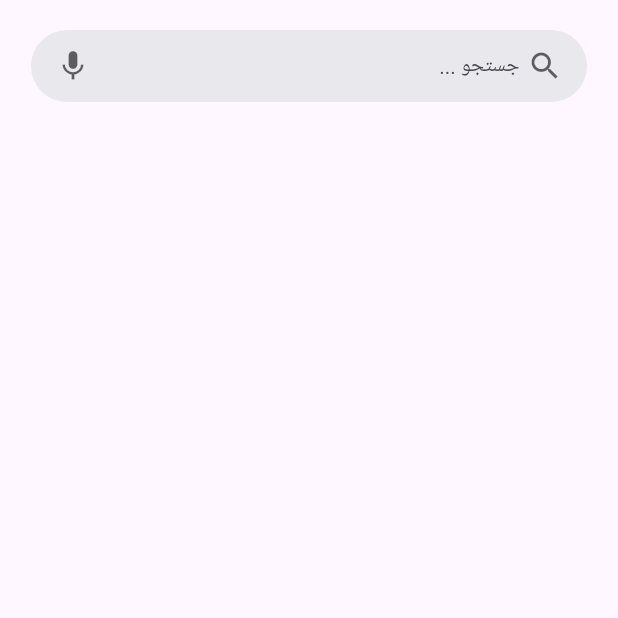
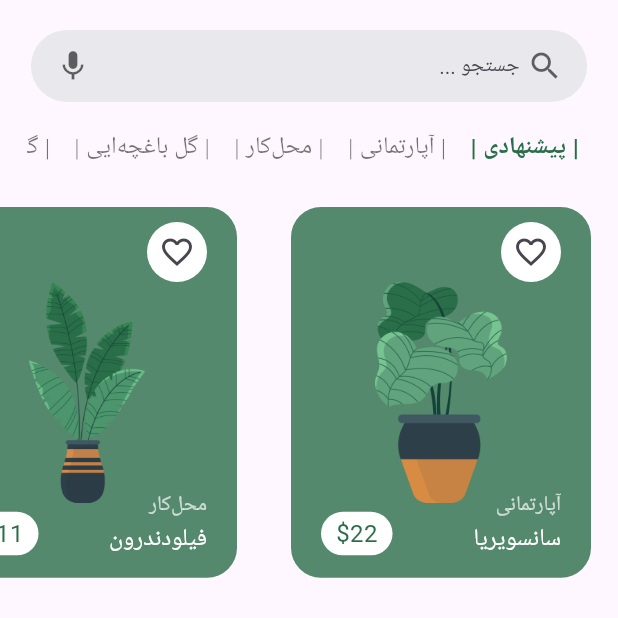
Before and after one commit to saeedgazeran/plant_app, a Flutter app: the HomePage screen opened directly, on a phone screen of 412 x 824 dp, the top half of it. Run offline on Flutter 3.47's test engine with Material 3 defaults, Android fonts, the phone set to English and light mode, and no system bars; our stand-ins replace animated_bottom_navigation_bar, page_transition; Roboto replaces fonts that are missing (bYekan, iranSans).

Commit message:
Edit home page

```diff
--- a/lib/screens/home_page.dart
+++ b/lib/screens/home_page.dart
@@ -1,5 +1,6 @@
 import 'package:flutter/material.dart';
 import 'package:plant_app/const/constants.dart';
+import 'package:plant_app/models/plant.dart';
 
 class HomePage extends StatefulWidget {
   const HomePage({super.key});
@@ -10,6 +11,11 @@ class HomePage extends StatefulWidget {
 
 class _HomePageState extends State<HomePage> {
   int selectedIndex = 0;
+  final List<Plant> _plantList = Plant.plantList;
+
+  bool toggleIsFavorit(bool isFavorit) {
+    return !isFavorit;
+  }
 
   final List<String> _plantTypes = [
     '| پیشنهادی |',
@@ -73,8 +79,135 @@ class _HomePageState extends State<HomePage> {
               ),
             ),
             // Category
-
-
+            Container(
+              padding: EdgeInsets.symmetric(horizontal: 18, vertical: 10),
+              height: 70,
+              width: size.width,
+              child: ListView.builder(
+                reverse: true,
+                scrollDirection: Axis.horizontal,
+                itemCount: _plantTypes.length,
+                itemBuilder: (context, index) {
+                  return Padding(
+                    padding: const EdgeInsets.all(8.0),
+                    child: GestureDetector(
+                      onTap: () {
+                        setState(() {
+                          selectedIndex = index;
+                        });
+                      },
+                      child: Text(
+                        _plantTypes[index],
+                        style: TextStyle(
+                          fontFamily: "iranSans",
+                          fontSize: 16,
+                          fontWeight: selectedIndex == index
+                              ? FontWeight.bold
+                              : FontWeight.w300,
+                          color: selectedIndex == index
+                              ? Constants.primaryColor
+                              : Constants.blackColor,
+                        ),
+                      ),
+                    ),
+                  );
+                },
+              ),
+            ),
+            //Product 1
+            SizedBox(
+              height: size.height * 0.3,
+              child: ListView.builder(
+                reverse: true,
+                scrollDirection: Axis.horizontal,
+                itemCount: _plantList.length,
+                itemBuilder: (context, index) {
+                  return Container(
+                    width: 200,
+                    margin: EdgeInsets.symmetric(horizontal: 18),
+                    decoration: BoxDecoration(
+                      color: Constants.primaryColor.withValues(alpha: 0.8),
+                      borderRadius: BorderRadius.circular(20),
+                    ),
+                    child: Stack(
+                      children: <Widget>[
+                        Positioned(
+                          top: 10,
+                          right: 20,
+                          child: Container(
+                            height: 40,
+                            width: 40,
+                            decoration: BoxDecoration(
+                              color: Colors.white,
+                              borderRadius: BorderRadius.circular(50),
+                            ),
+                            child: IconButton(
+                              onPressed: () {},
+                              icon: _plantList[index].isFavorated == true
+                                  ? Icon(Icons.favorite)
+                                  : Icon(Icons.favorite_border_outlined),
+                            ),
+                          ),
+                        ),
+                        Positioned(
+                          left: 50,
+                          right: 50,
+                          top: 50,
+                          bottom: 50,
+                          child: Image.asset(_plantList[index].imageURL),
+                        ),
+                        Positioned(
+                          bottom: 15,
+                          left: 20,
+                          child: Container(
+                            padding: EdgeInsets.symmetric(
+                              horizontal: 10,
+                              vertical: 3,
+                            ),
+                            decoration: BoxDecoration(
+                              color: Colors.white,
+                              borderRadius: BorderRadius.circular(20),
+                            ),
+                            child: Text(
+                              r"$" + _plantList[index].price.toString(),
+                              style: TextStyle(
+                                color: Constants.primaryColor,
+                                fontSize: 16,
+                              ),
+                            ),
+                          ),
+                        ),
+                        Positioned(
+                          bottom: 15,
+                          right: 20,
+                          child: Column(
+                            crossAxisAlignment: CrossAxisAlignment.end,
+                            children: <Widget>[
+                              Text(
+                                _plantList[index].category,
+                                style: TextStyle(
+                                  color: Colors.white70,
+                                  fontFamily: "bYekan",
+                                  fontSize: 14,
+                                ),
+                              ),
+                              Text(
+                                _plantList[index].plantName,
+                                style: TextStyle(
+                                  color: Colors.white,
+                                  fontFamily: "bYekan",
+                                  fontSize: 16,
+                                ),
+                              ),
+                            ],
+                          ),
+                        ),
+                      ],
+                    ),
+                  );
+                },
+              ),
+            ),
           ],
         ),
       ),
```
